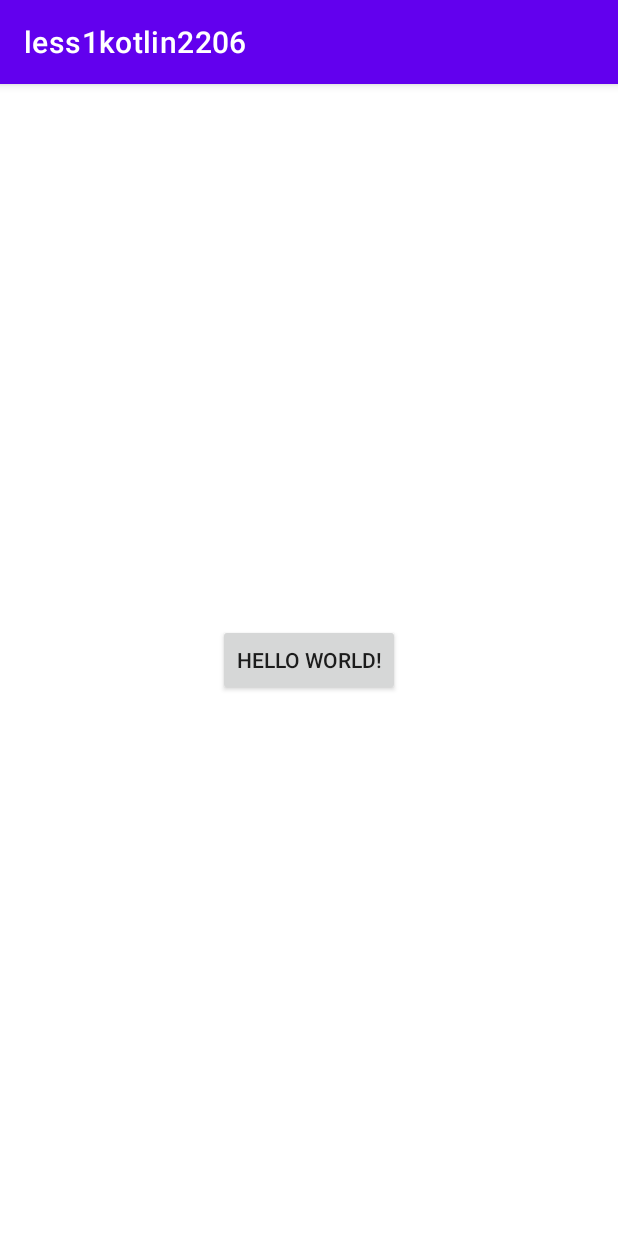
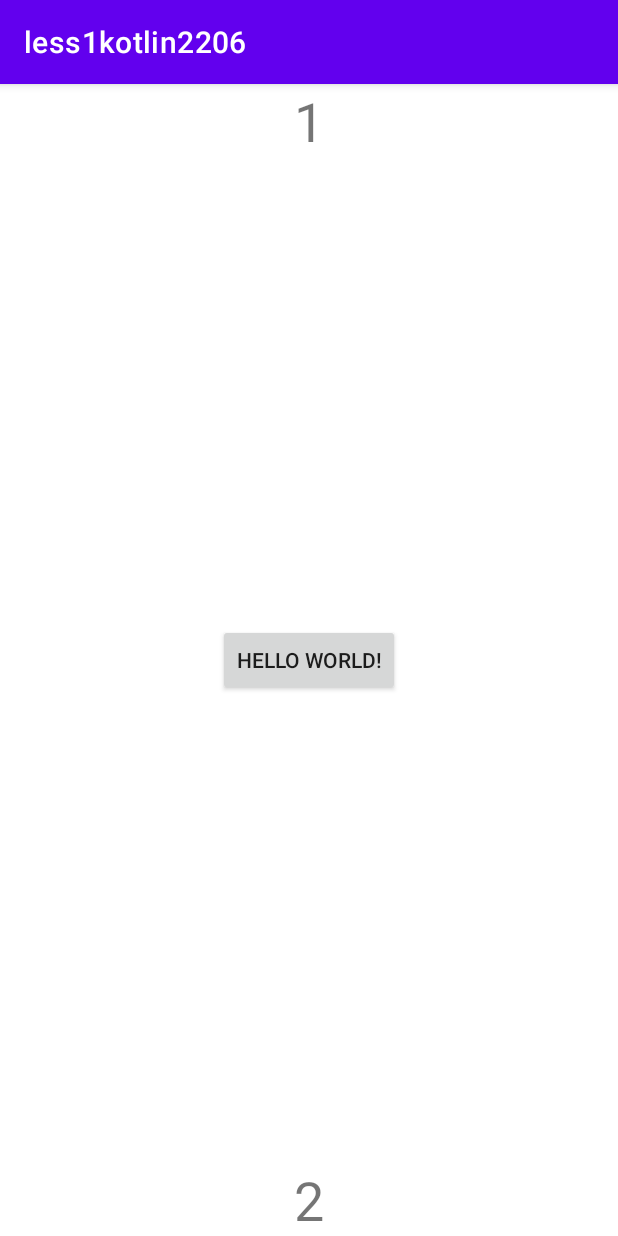
Before and after one commit to LOFLOV/less1kotlin2206, an Android app: the screen it shows after launch (MainActivity), on a phone screen of 412 x 824 dp. Run offline under Robolectric (Android 15) with nearby library versions, the phone set to English and light mode, and no system bars.

Commit message:
Created data class. Properties added to text view.

```diff
--- /dev/null
+++ b/app/src/main/java/com/android/less1kotlin2206/DataTest.kt
@@ -0,0 +1,3 @@
+package com.android.less1kotlin2206
+
+data class DataTest(val text: String, val value: Int)
--- a/app/src/main/java/com/android/less1kotlin2206/MainActivity.kt
+++ b/app/src/main/java/com/android/less1kotlin2206/MainActivity.kt
@@ -2,6 +2,7 @@ package com.android.less1kotlin2206
 
 import android.os.Bundle
 import android.widget.Button
+import android.widget.TextView
 import android.widget.Toast
 import androidx.appcompat.app.AppCompatActivity
 import androidx.appcompat.widget.AppCompatButton
@@ -15,5 +16,12 @@ class MainActivity : AppCompatActivity() {
         btn.setOnClickListener{
             Toast.makeText(baseContext, "clicked", Toast.LENGTH_SHORT).show()
         }
+
+        val mainTextView = findViewById<TextView>(R.id.main_text_view)
+        val secondTextView = findViewById<TextView>(R.id.second_text_view)
+        val dataClass = DataTest("1", 2)
+
+        mainTextView.text = dataClass.text
+        secondTextView.text = dataClass.value.toString()
     }
 }
--- a/app/src/main/res/layout/activity_main.xml
+++ b/app/src/main/res/layout/activity_main.xml
@@ -16,4 +16,26 @@
         app:layout_constraintRight_toRightOf="parent"
         app:layout_constraintTop_toTopOf="parent" />
 
+    <TextView
+        android:id="@+id/main_text_view"
+        android:layout_width="wrap_content"
+        android:layout_height="wrap_content"
+        android:text="main"
+        android:textSize="36sp"
+        app:layout_constraintEnd_toEndOf="parent"
+        app:layout_constraintStart_toStartOf="parent"
+        app:layout_constraintTop_toTopOf="parent" />
+
+    <TextView
+        android:id="@+id/second_text_view"
+        android:layout_width="wrap_content"
+        android:layout_height="wrap_content"
+        android:text="second"
+        android:textSize="36sp"
+        app:layout_constraintBottom_toBottomOf="parent"
+        app:layout_constraintEnd_toEndOf="parent"
+        app:layout_constraintStart_toStartOf="parent" />
+
+
+
 </androidx.constraintlayout.widget.ConstraintLayout>
```
